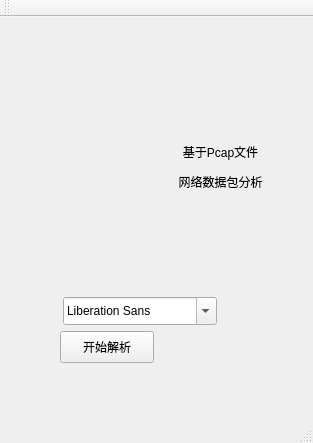
The window that mainwindow.ui (Clyysone/Network_Analysis_Software) describes before a commit, drawn with Qt 5.
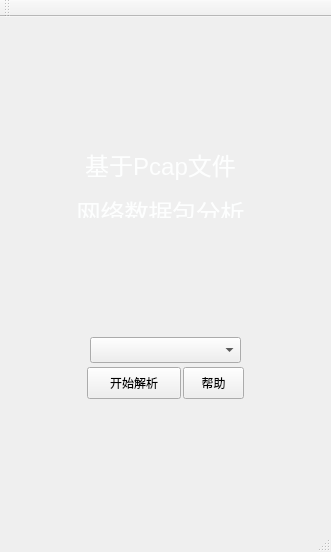
The same window after the commit. Icons and pictures are not drawn.

Diff of the .ui file:
```diff
--- a/mainwindow.ui
+++ b/mainwindow.ui
@@ -6,8 +6,8 @@
    <rect>
     <x>0</x>
     <y>0</y>
-    <width>313</width>
-    <height>443</height>
+    <width>331</width>
+    <height>552</height>
    </rect>
   </property>
   <property name="windowTitle">
@@ -20,8 +20,8 @@
    <widget class="QPushButton" name="start_btn">
     <property name="geometry">
      <rect>
-      <x>60</x>
-      <y>314</y>
+      <x>87</x>
+      <y>350</y>
       <width>94</width>
       <height>32</height>
      </rect>
@@ -30,39 +30,78 @@
      <string>开始解析</string>
     </property>
    </widget>
-   <widget class="QFontComboBox" name="fontComboBox">
-    <property name="geometry">
-     <rect>
-      <x>63</x>
-      <y>280</y>
-      <width>154</width>
-      <height>28</height>
-     </rect>
-    </property>
-   </widget>
    <widget class="QLabel" name="label_2">
     <property name="geometry">
      <rect>
-      <x>140</x>
-      <y>120</y>
-      <width>161</width>
-      <height>61</height>
+      <x>70</x>
+      <y>130</y>
+      <width>181</width>
+      <height>71</height>
      </rect>
     </property>
     <property name="text">
-     <string>&lt;html&gt;&lt;head/&gt;&lt;body&gt;&lt;p align=&quot;center&quot;&gt;基于Pcap文件&lt;/p&gt;&lt;p align=&quot;center&quot;&gt;网络数据包分析&lt;/p&gt;&lt;/body&gt;&lt;/html&gt;</string>
+     <string>&lt;html&gt;&lt;head/&gt;&lt;body&gt;&lt;p align=&quot;center&quot;&gt;&lt;span style=&quot; font-size:18pt; color:#fdfefe;&quot;&gt;基于Pcap文件&lt;/span&gt;&lt;/p&gt;&lt;p align=&quot;center&quot;&gt;&lt;span style=&quot; font-size:18pt; color:#fdfefe;&quot;&gt;网络数据包分析&lt;/span&gt;&lt;/p&gt;&lt;/body&gt;&lt;/html&gt;</string>
     </property>
    </widget>
-  </widget>
-  <widget class="QMenuBar" name="menuBar">
-   <property name="geometry">
-    <rect>
-     <x>0</x>
-     <y>0</y>
-     <width>313</width>
-     <height>22</height>
-    </rect>
-   </property>
+   <widget class="QLabel" name="label">
+    <property name="geometry">
+     <rect>
+      <x>0</x>
+      <y>-40</y>
+      <width>331</width>
+      <height>551</height>
+     </rect>
+    </property>
+    <property name="styleSheet">
+     <string notr="true">background-image: url(:/new/prefix1/my_cover.jpg);</string>
+    </property>
+    <property name="text">
+     <string/>
+    </property>
+   </widget>
+   <widget class="QComboBox" name="comboBox">
+    <property name="geometry">
+     <rect>
+      <x>90</x>
+      <y>320</y>
+      <width>151</width>
+      <height>26</height>
+     </rect>
+    </property>
+    <item>
+     <property name="text">
+      <string/>
+     </property>
+    </item>
+    <item>
+     <property name="text">
+      <string>test_1.pcap</string>
+     </property>
+    </item>
+    <item>
+     <property name="text">
+      <string>test_2.pcap</string>
+     </property>
+    </item>
+   </widget>
+   <widget class="QPushButton" name="help_btn">
+    <property name="geometry">
+     <rect>
+      <x>183</x>
+      <y>350</y>
+      <width>61</width>
+      <height>32</height>
+     </rect>
+    </property>
+    <property name="text">
+     <string>帮助</string>
+    </property>
+   </widget>
+   <zorder>label</zorder>
+   <zorder>start_btn</zorder>
+   <zorder>label_2</zorder>
+   <zorder>comboBox</zorder>
+   <zorder>help_btn</zorder>
   </widget>
   <widget class="QToolBar" name="mainToolBar">
    <attribute name="toolBarArea">
```
Left out of the diff: 5 changed lines with no effect on the pictures.
